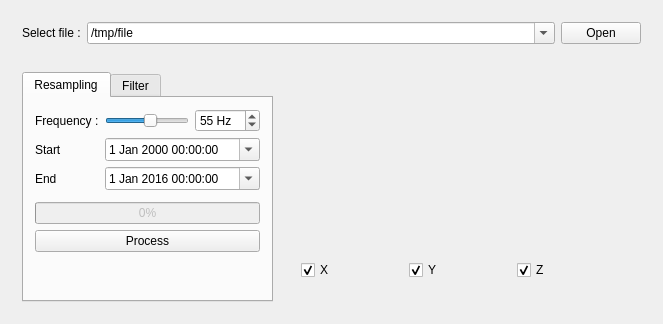
This is ipiwolf/mainwindow.ui in vstebe/ipiwolf as Qt 5 draws it before an edit. The edited form follows.
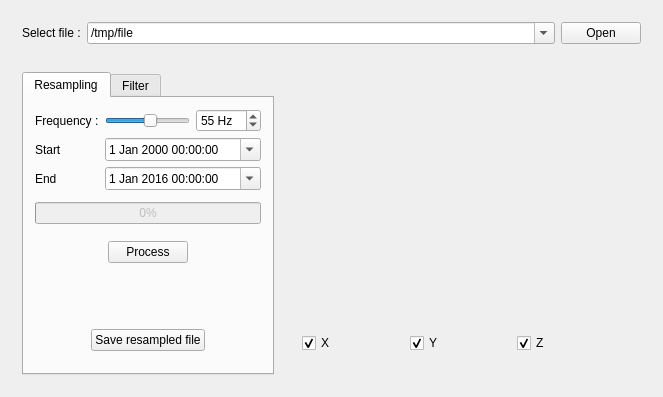
This is the edited form. The open tabs and pages were chosen to show the change. Icons and pictures are not drawn. Custom widgets are drawn as their Qt base class.

Commit message: debut utilisation datafileptr

Patch:
```diff
--- a/ipiwolf/mainwindow.ui
+++ b/ipiwolf/mainwindow.ui
@@ -7,7 +7,7 @@
     <x>0</x>
     <y>0</y>
     <width>663</width>
-    <height>324</height>
+    <height>397</height>
    </rect>
   </property>
   <property name="windowTitle">
@@ -180,13 +180,45 @@
             </widget>
            </item>
            <item>
-            <widget class="QPushButton" name="btnProcess">
-             <property name="styleSheet">
-              <string notr="true"/>
-             </property>
-             <property name="text">
-              <string>Process</string>
-             </property>
+            <widget class="QWidget" name="widget_6" native="true">
+             <layout class="QHBoxLayout" name="horizontalLayout_4">
+              <item>
+               <spacer name="horizontalSpacer">
+                <property name="orientation">
+                 <enum>Qt::Horizontal</enum>
+                </property>
+                <property name="sizeHint" stdset="0">
+                 <size>
+                  <width>62</width>
+                  <height>20</height>
+                 </size>
+                </property>
+               </spacer>
+              </item>
+              <item>
+               <widget class="QPushButton" name="btnProcess">
+                <property name="styleSheet">
+                 <string notr="true"/>
+                </property>
+                <property name="text">
+                 <string>Process</string>
+                </property>
+               </widget>
+              </item>
+              <item>
+               <spacer name="horizontalSpacer_2">
+                <property name="orientation">
+                 <enum>Qt::Horizontal</enum>
+                </property>
+                <property name="sizeHint" stdset="0">
+                 <size>
+                  <width>62</width>
+                  <height>20</height>
+                 </size>
+                </property>
+               </spacer>
+              </item>
+             </layout>
             </widget>
            </item>
            <item>
@@ -202,6 +234,45 @@
              </property>
             </spacer>
            </item>
+           <item>
+            <widget class="QWidget" name="widget_7" native="true">
+             <layout class="QHBoxLayout" name="horizontalLayout_5">
+              <item>
+               <spacer name="horizontalSpacer_3">
+                <property name="orientation">
+                 <enum>Qt::Horizontal</enum>
+                </property>
+                <property name="sizeHint" stdset="0">
+                 <size>
+                  <width>40</width>
+                  <height>20</height>
+                 </size>
+                </property>
+               </spacer>
+              </item>
+              <item>
+               <widget class="QPushButton" name="btnSaveResampled">
+                <property name="text">
+                 <string>Save resampled file</string>
+                </property>
+               </widget>
+              </item>
+              <item>
+               <spacer name="horizontalSpacer_4">
+                <property name="orientation">
+                 <enum>Qt::Horizontal</enum>
+                </property>
+                <property name="sizeHint" stdset="0">
+                 <size>
+                  <width>40</width>
+                  <height>20</height>
+                 </size>
+                </property>
+               </spacer>
+              </item>
+             </layout>
+            </widget>
+           </item>
           </layout>
          </widget>
          <widget class="QWidget" name="tab_2">
```
Left out of the diff: 2 changed lines with no effect on the pictures. The commit also changes 1 other file.
